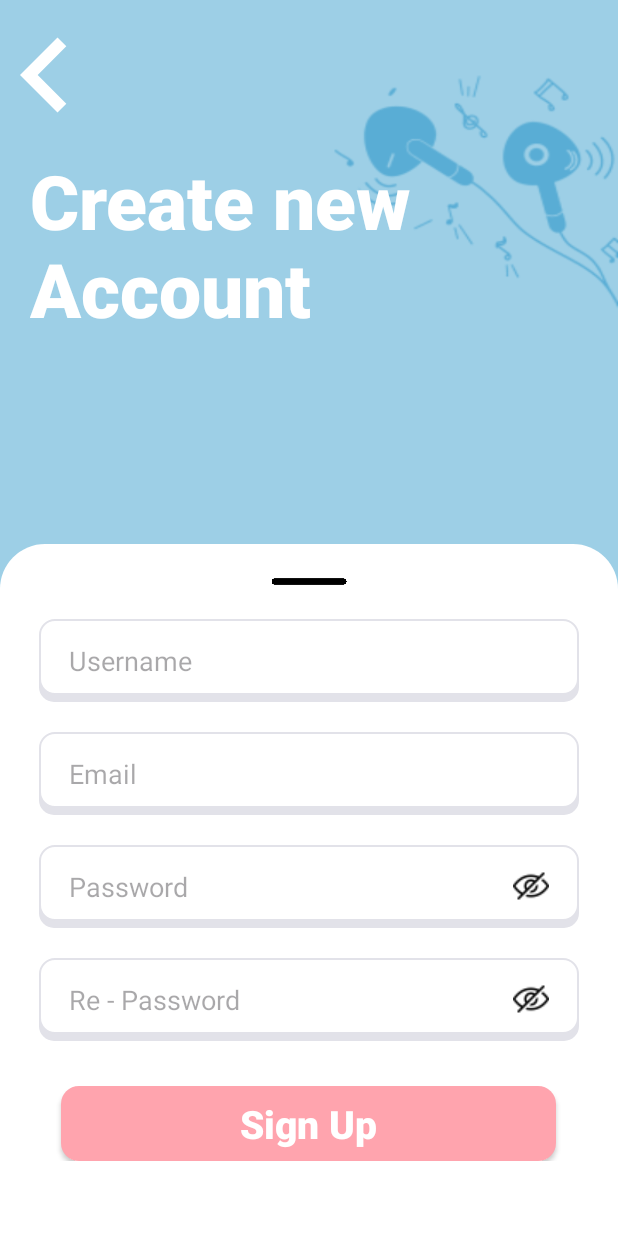
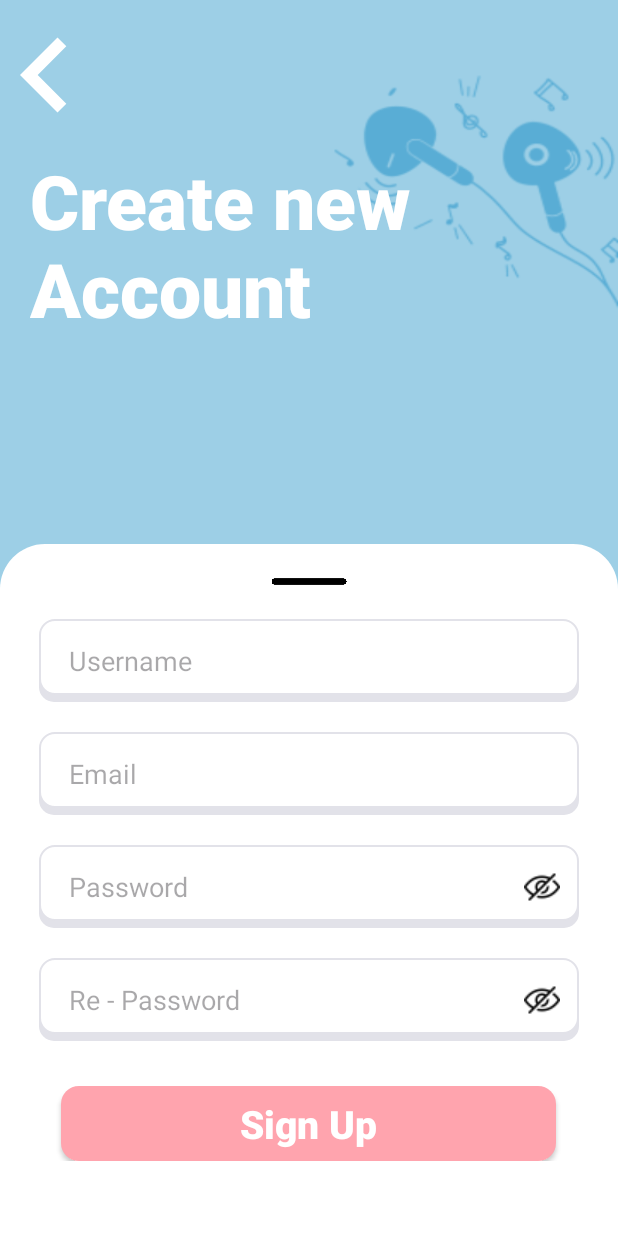
Before and after one commit to QuangVinhDRG/EuphoriaMusicApp, an Android app: the screen it shows after launch (SignupActivity), after a tap on "Sign up", on a phone screen of 412 x 824 dp. Run offline under Robolectric (Android 15) with nearby library versions, the phone set to English and light mode, and no system bars; our stand-ins replace Firebase (no records; nobody signed in at launch, a user with empty details on screens opened directly).

Commit message:
Fix Disc image and Show/hide password icon

```diff
--- a/app/src/main/res/layout/activity_signup.xml
+++ b/app/src/main/res/layout/activity_signup.xml
@@ -60,32 +60,56 @@
             android:inputType="textEmailAddress"
             android:paddingStart="20dp" />
 
+        <RelativeLayout
+            android:layout_width="match_parent"
+            android:layout_height="wrap_content"
+            android:layout_marginBottom="20dp">
             <EditText
                 android:id="@+id/password"
                 android:layout_width="360dp"
                 android:layout_height="55dp"
-            android:layout_gravity="center_horizontal"
-            android:layout_marginBottom="20dp"
+                android:layout_centerHorizontal="true"
                 android:background="@drawable/login_signup_input_box"
                 android:backgroundTint="@null"
-            android:drawableEnd="@drawable/hide_password_24"
                 android:hint="Password"
                 android:inputType="textPassword"
                 android:paddingStart="20dp"
-            android:paddingEnd="20dp" />
+                android:paddingEnd="20dp"/>
+            <ImageButton
+                android:id="@+id/ibShowHidePassword"
+                android:layout_width="30dp"
+                android:layout_height="30dp"
+                android:src="@drawable/hide_password_24"
+                android:background="@null"
+                android:layout_toRightOf="@id/password"
+                android:layout_centerVertical="true"
+                android:layout_marginLeft="-40dp"/>
+        </RelativeLayout>
 
+        <RelativeLayout
+            android:layout_width="match_parent"
+            android:layout_height="wrap_content">
             <EditText
                 android:id="@+id/confirmpassword"
                 android:layout_width="360dp"
                 android:layout_height="55dp"
-            android:layout_gravity="center_horizontal"
+                android:layout_centerHorizontal="true"
                 android:background="@drawable/login_signup_input_box"
                 android:backgroundTint="@null"
-            android:drawableEnd="@drawable/hide_password_24"
                 android:hint="Re - Password"
                 android:inputType="textPassword"
                 android:paddingStart="20dp"
-            android:paddingEnd="20dp" />
+                android:paddingEnd="20dp"/>
+            <ImageButton
+                android:id="@+id/ibShowHideRePassword"
+                android:layout_width="30dp"
+                android:layout_height="30dp"
+                android:src="@drawable/hide_password_24"
+                android:background="@null"
+                android:layout_toRightOf="@id/confirmpassword"
+                android:layout_centerVertical="true"
+                android:layout_marginLeft="-40dp"/>
+        </RelativeLayout>
 
         <android.widget.Button
             android:id="@+id/btnSignUp"
--- a/gradle/libs.versions.toml
+++ b/gradle/libs.versions.toml
@@ -1,5 +1,5 @@
 [versions]
-agp = "8.3.0-alpha07"
+agp = "8.3.0-alpha14"
 junit = "4.13.2"
 androidx-test-ext-junit = "1.1.5"
 espresso-core = "3.5.1"
```
Also changed, not shown: app/src/main/res/anim/disc_rotate.xml (added, +12 -0 lines), app/src/main/res/layout/activity_main.xml (+14 -2 lines), app/src/main/res/layout/activity_play_music.xml (+43 -36 lines), gradle/wrapper/gradle-wrapper.properties. Lines whose indentation alone changed are shown as unchanged.
